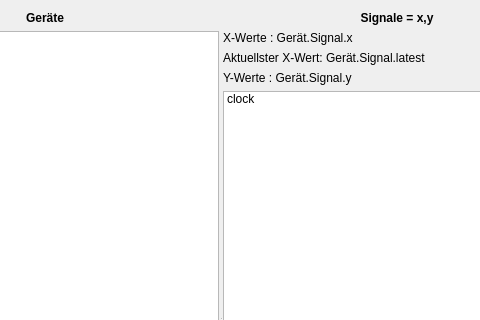
The window that data/ui/scriptHelpWidget.ui (Haschtl/RealTimeOpenControl) describes before a commit, drawn with Qt 5; both pictures show x 492 to 972 and y 0 to 320 of the 1074 by 649 pixel window.
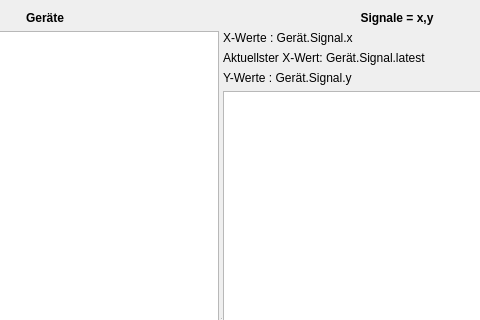
The same window after the commit.

Patch:
```diff
--- a/data/ui/scriptHelpWidget.ui
+++ b/data/ui/scriptHelpWidget.ui
@@ -294,11 +294,6 @@
            <verstretch>0</verstretch>
           </sizepolicy>
          </property>
-         <item>
-          <property name="text">
-           <string>clock</string>
-          </property>
-         </item>
         </widget>
        </item>
       </layout>
```
